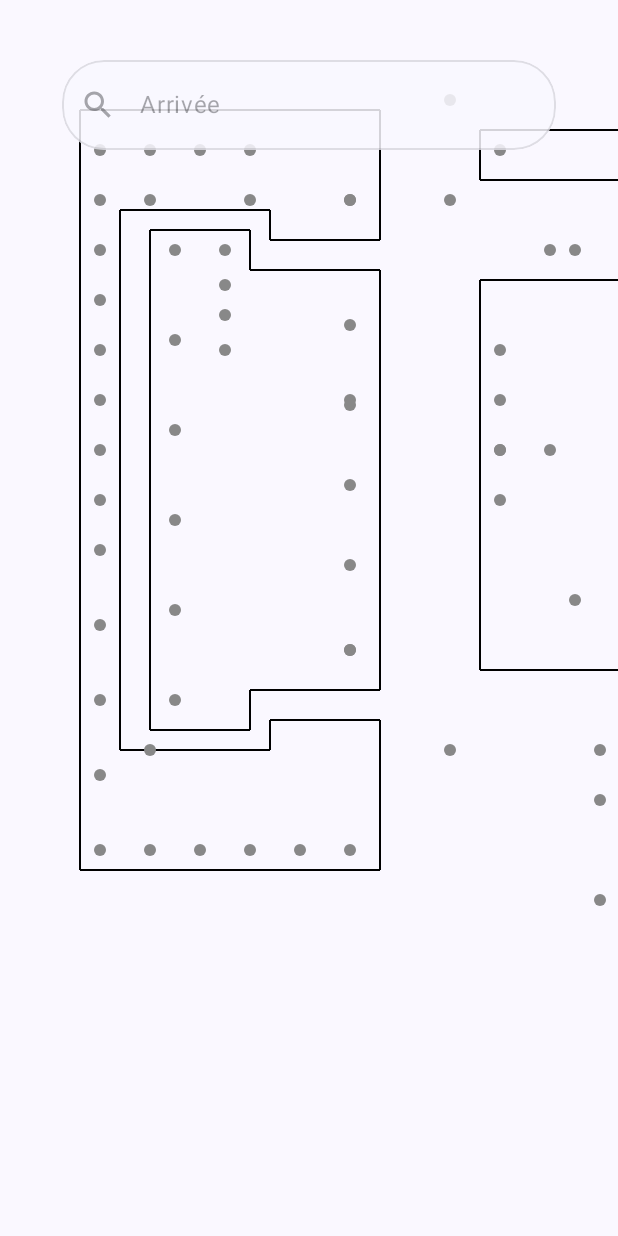
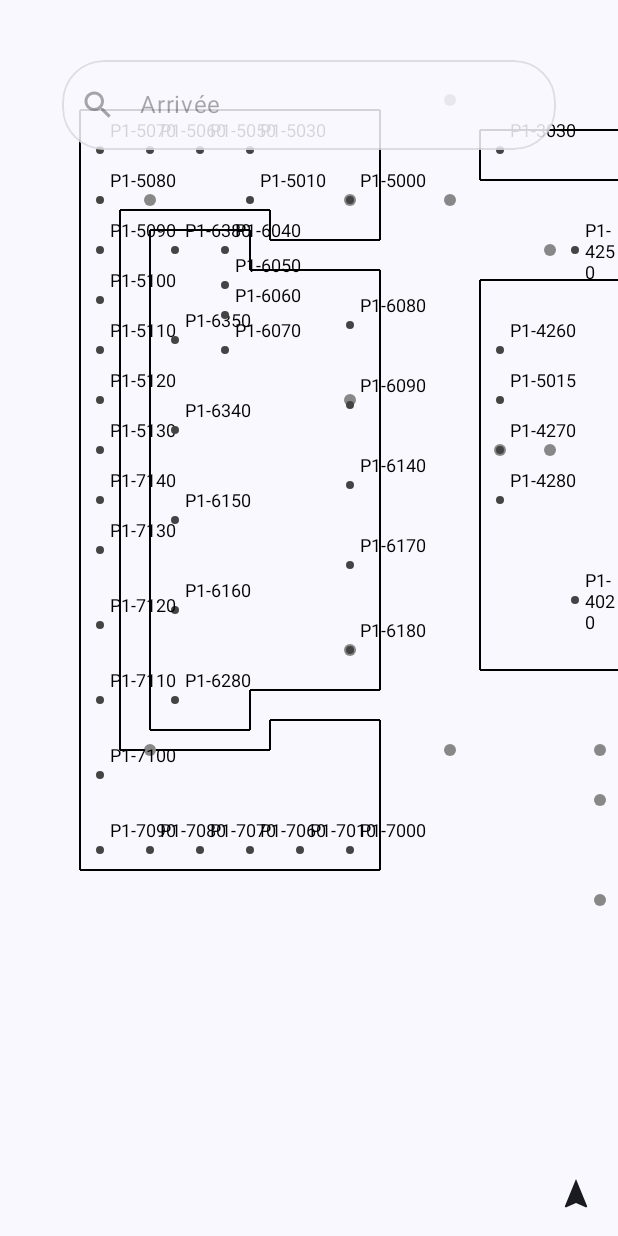
Before and after one commit to khbgbgk1/uqacces, an Android app built with Jetpack Compose: the screen it shows after launch (MainActivity), on a phone screen of 412 x 824 dp. Run offline under Robolectric (Android 15) with nearby library versions, the phone set to English and light mode, and no system bars.

Commit message:
beta_magnetometre

```diff
--- a/app/src/main/java/com/example/uqacces/Accueil.kt
+++ b/app/src/main/java/com/example/uqacces/Accueil.kt
@@ -31,6 +31,7 @@ fun Accueil(
 ) {
     val context = LocalContext.current
     val universityMapData = UniversityMap.data
+    val heading by rememberCompassHeading()
 
     val path = if (startNodeName != null && endNodeName != null) {
         remember(universityMapData, startNodeName, endNodeName) {
@@ -87,6 +88,7 @@ fun Accueil(
             MapView(
                 mapData = universityMapData,
                 pathNodeIds = path,
+                heading = heading,
                 modifier = Modifier.fillMaxSize()
             )
 
@@ -149,6 +151,8 @@ fun Accueil(
                     }
                 }
             }
+
+            CompassView(heading = heading, modifier = Modifier.align(Alignment.BottomEnd))
         }
     }
 }
--- /dev/null
+++ b/app/src/main/java/com/example/uqacces/Compass.kt
@@ -0,0 +1,67 @@
+package com.example.uqacces
+
+import android.content.Context
+import android.hardware.Sensor
+import android.hardware.SensorEvent
+import android.hardware.SensorEventListener
+import android.hardware.SensorManager
+import androidx.compose.runtime.*
+import androidx.compose.ui.platform.LocalContext
+
+/**
+ * A Composable function that remembers the compass heading.
+ *
+ * This function encapsulates the logic for listening to the device's accelerometer and magnetometer
+ * to calculate the compass heading (azimuth). It handles sensor registration and unregistration
+ * automatically.
+ *
+ * @return A State object holding the current heading in degrees (0 to 360), where 0 is North.
+ */
+@Composable
+fun rememberCompassHeading(): State<Float> {
+    val context = LocalContext.current
+    val sensorManager = remember { context.getSystemService(Context.SENSOR_SERVICE) as SensorManager }
+    val accelerometer = remember { sensorManager.getDefaultSensor(Sensor.TYPE_ACCELEROMETER) }
+    val magnetometer = remember { sensorManager.getDefaultSensor(Sensor.TYPE_MAGNETIC_FIELD) }
+
+    val heading = remember { mutableStateOf(0f) }
+
+    val sensorListener = remember {
+        object : SensorEventListener {
+            private val gravity = FloatArray(3)
+            private val geomagnetic = FloatArray(3)
+            private val rotationMatrix = FloatArray(9)
+            private val orientationAngles = FloatArray(3)
+
+            override fun onSensorChanged(event: SensorEvent?) {
+                if (event == null) return
+
+                if (event.sensor.type == Sensor.TYPE_ACCELEROMETER) {
+                    System.arraycopy(event.values, 0, gravity, 0, event.values.size)
+                } else if (event.sensor.type == Sensor.TYPE_MAGNETIC_FIELD) {
+                    System.arraycopy(event.values, 0, geomagnetic, 0, event.values.size)
+                }
+
+                val success = SensorManager.getRotationMatrix(rotationMatrix, null, gravity, geomagnetic)
+                if (success) {
+                    SensorManager.getOrientation(rotationMatrix, orientationAngles)
+                    val azimuth = Math.toDegrees(orientationAngles[0].toDouble()).toFloat()
+                    heading.value = (azimuth + 360) % 360 // Normalize to 0-360
+                }
+            }
+
+            override fun onAccuracyChanged(sensor: Sensor?, accuracy: Int) { /* Not used */ }
+        }
+    }
+
+    DisposableEffect(Unit) {
+        sensorManager.registerListener(sensorListener, accelerometer, SensorManager.SENSOR_DELAY_UI)
+        sensorManager.registerListener(sensorListener, magnetometer, SensorManager.SENSOR_DELAY_UI)
+
+        onDispose {
+            sensorManager.unregisterListener(sensorListener)
+        }
+    }
+
+    return heading
+}
--- /dev/null
+++ b/app/src/main/java/com/example/uqacces/CompassView.kt
@@ -0,0 +1,32 @@
+package com.example.uqacces
+
+import androidx.compose.foundation.layout.Box
+import androidx.compose.foundation.layout.padding
+import androidx.compose.material.icons.Icons
+import androidx.compose.material.icons.filled.Navigation
+import androidx.compose.material3.Icon
+import androidx.compose.material3.MaterialTheme
+import androidx.compose.runtime.Composable
+import androidx.compose.ui.Modifier
+import androidx.compose.ui.draw.rotate
+import androidx.compose.ui.unit.dp
+
+/**
+ * A composable that displays a compass icon pointing to the current heading.
+ *
+ * @param heading The current compass heading in degrees (0 to 360), where 0 is North.
+ * @param modifier A modifier to be applied to the compass icon.
+ */
+@Composable
+fun CompassView(heading: Float, modifier: Modifier = Modifier) {
+    Box(modifier = modifier) {
+        Icon(
+            imageVector = Icons.Default.Navigation,
+            contentDescription = "Boussole",
+            modifier = Modifier
+                .padding(16.dp)
+                .rotate(-heading), // Rotate the icon to point North
+            tint = MaterialTheme.colorScheme.onSurface
+        )
+    }
+}
--- a/app/src/main/java/com/example/uqacces/MapView.kt
+++ b/app/src/main/java/com/example/uqacces/MapView.kt
@@ -8,6 +8,7 @@ import androidx.compose.ui.Modifier
 import androidx.compose.ui.geometry.Offset
 import androidx.compose.ui.graphics.Color
 import androidx.compose.ui.graphics.PathEffect
+import androidx.compose.ui.graphics.drawscope.rotate
 import androidx.compose.ui.graphics.drawscope.scale
 import androidx.compose.ui.graphics.drawscope.withTransform
 import androidx.compose.ui.input.pointer.pointerInput
@@ -22,12 +23,14 @@ import androidx.compose.ui.unit.sp
  * @param mapData The data for the map to be rendered.
  * @param modifier A modifier to be applied to the canvas.
  * @param pathNodeIds The list of node IDs representing the path to draw.
+ * @param heading The current compass heading, used to rotate the map.
  */
 @Composable
 fun MapView(
     mapData: MapData,
     modifier: Modifier = Modifier,
-    pathNodeIds: List<String> = emptyList()
+    pathNodeIds: List<String> = emptyList(),
+    heading: Float
 ) {
     var scale by remember { mutableStateOf(1f) }
     var offset by remember { mutableStateOf(Offset.Zero) }
@@ -47,6 +50,8 @@ fun MapView(
         withTransform({
             translate(left = offset.x, top = offset.y)
             scale(scale, scale)
+            // Rotate the entire canvas around its center based on the compass heading
+            rotate(degrees = -heading, pivot = center)
         }) {
             // Draw walls
             mapData.walls.forEach { wall ->
@@ -60,10 +65,10 @@ fun MapView(
 
             // Draw nodes
             mapData.nodes.forEach { node ->
-                if (node.name.startsWith("Classe", ignoreCase = true)) {
+                if (node.type == "Classe") {
                     drawText(
                         textMeasurer = textMeasurer,
-                        text = node.name,
+                        text = node.name.replace("Classe ", ""),
                         topLeft = Offset(node.position.x + 10, node.position.y - 30),
                         style = TextStyle(
                             color = Color.Black,
@@ -75,8 +80,8 @@ fun MapView(
                         radius = 4f,
                         center = node.position
                     )
-                } else {
-                    // For corridors, entrances, etc., just draw a small circle
+                } else if (node.type != "Corridor") {
+                    // For POIs, etc., just draw a small circle
                     drawCircle(
                         color = Color.Gray,
                         radius = 6f,
```
Also changed, not shown: app/src/main/java/com/example/uqacces/MapData.kt (+7 -6 lines), app/src/main/res/drawable/pavillon_principal_p0.jpg (added), app/src/main/res/drawable/pavillon_principal_p1.jpg (added), app/src/main/res/drawable/pavillon_principal_p2.jpg (added), app/src/main/res/drawable/pavillon_principal_p3.jpg (added).
